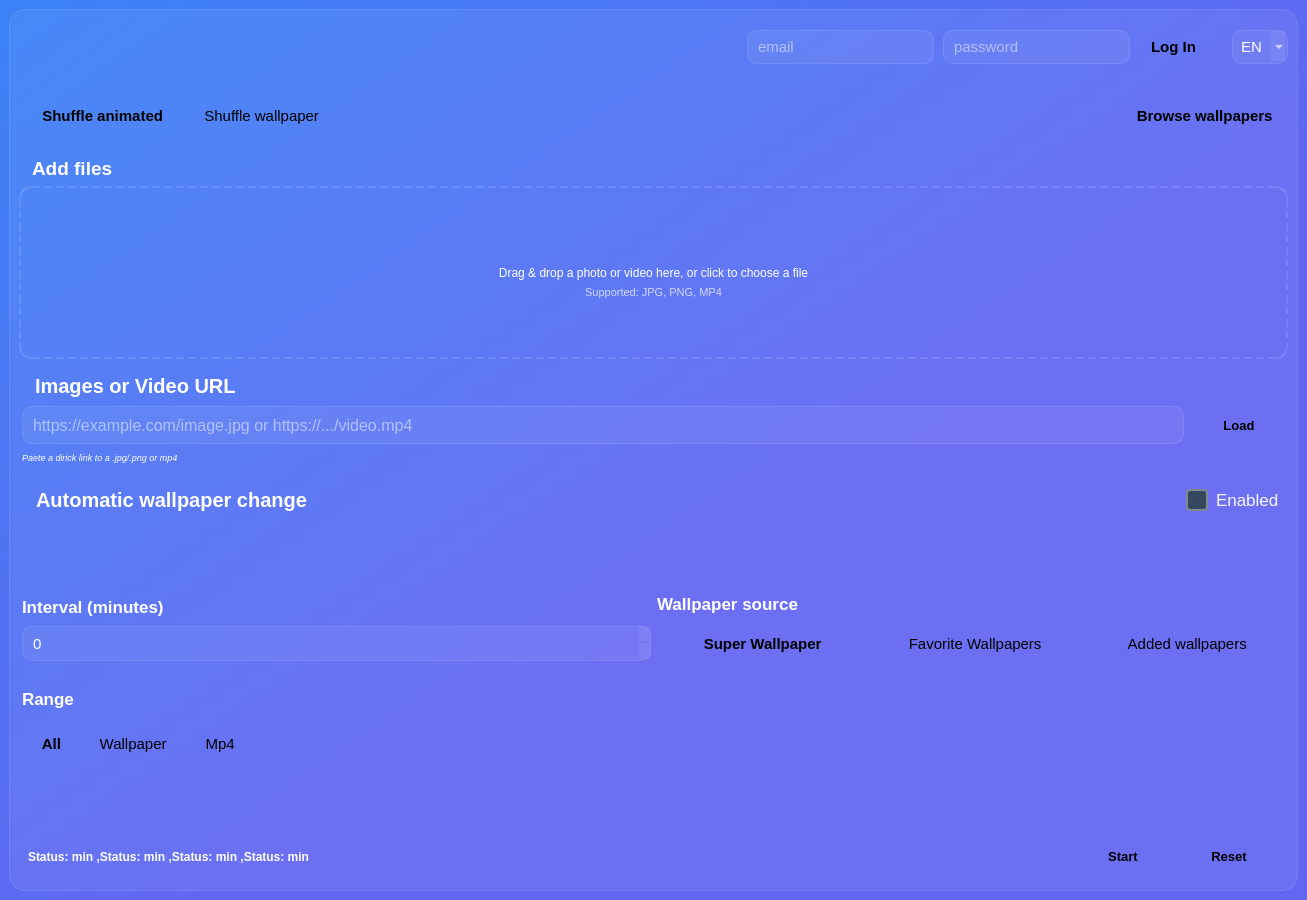
Old version of the form code/ui/main.ui in the repository Ernest-Macharia/Tepeciarnia.
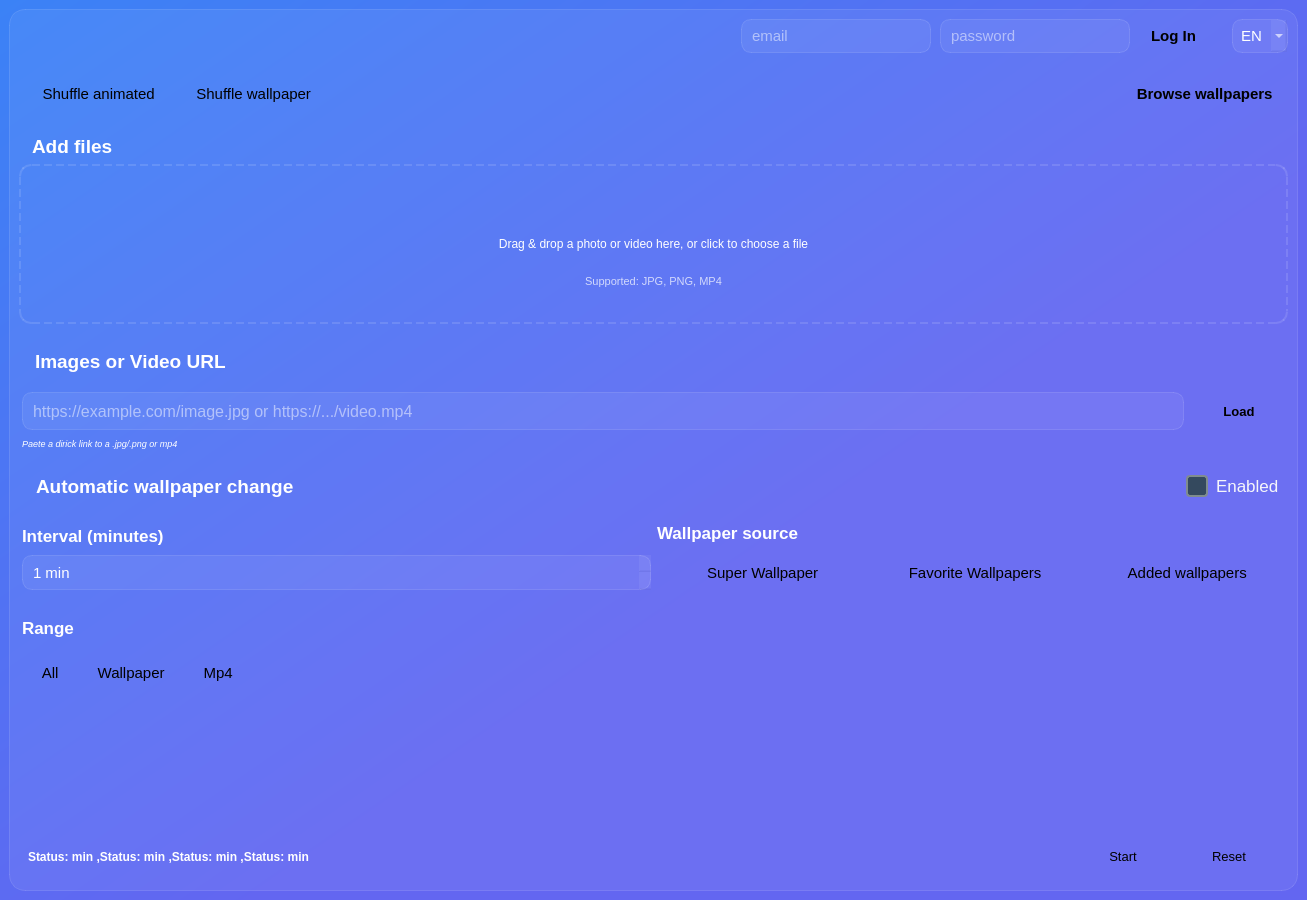
New version of the form. Icons and pictures are not drawn.

Commit message: Fix icons and drag and drop

Diff of the .ui file:
```diff
--- a/code/ui/main.ui
+++ b/code/ui/main.ui
@@ -31,6 +31,28 @@
   background: transparent;
 }
 
+/* ----------------------------------------------------
+   DEBUG BORDERS (CORRECTED)
+   ---------------------------------------------------- 
+   NOTE: Ensure your colors are valid. Added `*` to catch ALL widgets.
+*/
+* { /* Targets all widgets */
+  /* border: 1px solid rgba(255, 0, 0, 0.923); */
+}
+
+QFrame {
+  /* This rule is more specific and overrides the general QWidget border for frames */
+  /* border: 1px solid rgba(128, 0, 0, 0.892); */
+}
+
+/* QSpacer FIX: You CANNOT style a QSpacerItem with QSS */
+/* The QSpacer selector is invalid and will be ignored by Qt. 
+   To debug spacers, you must replace them with a temporary QWidget (like QFrame 
+   or QLabel) in your Python code, give that widget an objectName, and style it.
+QSpacer {
+  background-color: red; 
+}*/
+
 QFrame#uploadArea:hover {
   background: rgba(255, 255, 255, 0.04);
 }
@@ -44,53 +66,63 @@
 QPushButton {
   border-radius: 12px;
   padding: 8px 12px;
-
+  /* Default icon size if not set in Designer */
+  icon-size: 24px 24px;
 }
 
-QPushButton.aactive {
+/* ----------------------------------------------------
+   ICON COLOR FIX: Must load a different image file per state/color
+   ---------------------------------------------------- */
+
+QPushButton[class=&quot;active&quot;] {
   background: white;
   color: #1e40af;
-  font-weight: 600;
+  font-weight: bold;
+  /* Assuming 'active' requires a different colored icon, e.g., blue */
 }
 
-QPushButton.primary {
-  background: white;
-  color: #1e40af;
-  font-weight: 600;
+QPushButton[class=&quot;primary&quot;] {
+  background: rgb(255, 255, 255);
+  color: #1e40af; 
+  font-weight: bold;
+  /* Assuming 'primary' requires a different colored icon, e.g., yellow */
 }
 
-QPushButton.danger {
+QPushButton[class=&quot;danger&quot;] {
   background: transparent;
   color: white;
-  font-weight: 600;
-  border: 2px solid  rgb(248, 68, 68);
+  font-weight: bold;
+  border: 2px solid rgb(248, 68, 68);
+  /* The default white icon should show well against a transparent background */
 }
-QPushButton.danger:hover {
+QPushButton[class=&quot;danger&quot;]:hover {
   background: rgb(248, 68, 68);
-  border: 2px solid  rgb(248, 68, 68);
+  border: 2px solid rgb(248, 68, 68);
 }
 
-QPushButton.deactive {
+QPushButton[class=&quot;deactive&quot;] {
   background: transparent;
   color: white;
   border: 1px solid rgba(255, 255, 255, 0.18);
 }
 
-QPushButton.deactive:hover {
+QPushButton[class=&quot;deactive&quot;]:hover {
   color: white;
   border: 1px solid rgba(255, 255, 255, 0.2);
   background-color: rgba(255, 255, 255, 0.2);
 }
 
-QPushButton.ghost:hover {
+QPushButton[class=&quot;ghost&quot;]:hover {
   border: 1px solid rgba(255, 255, 255, 0.2);
   background-color: rgba(255, 255, 255, 0.2);
+  /* Example: Change icon to a light gray version on hover */
 }
 
-QPushButton.ghost {
+QPushButton[class=&quot;ghost&quot;] {
   color: white;
   background-color: transparent;
   border: 1px solid rgba(255, 255, 255, 0.2);
+  /* Load the default white icon */
 }
 
 QLineEdit,
@@ -115,111 +147,54 @@
   padding-left: 2px;
 }
 
-/* QLineEdit#emailInput,QLineEdit#passwordInput{
-  padding: 12px;
-} */
+/* ----------------------------------------------------
+   LOGO LABEL AND QTOOLBUTTON (COMMENTED FOR CLARITY)
+   ---------------------------------------------------- */
 
-/* Targets the QLabel acting as the logo container */
 QLabel#logoLabel {
-  /* Set the size of the icon within the QLabel */
-  icon-size: 32px 32px;
-  /* Set the color for the SVG (this overrides fill=&quot;currentColor&quot;) */
   color: #f5f6fa;
-  /* Bright white/near-white */
-
-  /* Set the dynamic property defined in Designer as the actual icon source */
-  /* qproperty-icon: url(:/icons/logo_biale.svg);  */
-
-  /* Padding to create breathing room around the logo */
   padding: 5px;
   margin-right: 15px;
 }
 
-/* Add a subtle hover effect if the logo is clickable */
 QLabel#appLogoLabel:hover {
   color: #3498db;
-  /* Change logo color to blue on hover */
 }
 
-/* Load the white icon by default
-QToolButton#timerButton {
-    icon-size: 24px 24px;
-    qproperty-icon: url(assets/timer_white.png);
-    background-color: transparent;
-}
-
-Load the blue icon when hovering
-QToolButton#timerButton:hover {
-    qproperty-icon: url(assets/timer_blue.png);
-    background-color: #34495e;
-    border-radius: 5px;
-} */
-
-
 /* ----------------------------------------------------
-   QCheckBox BASE STYLES
+   QCheckBox STYLES (VALID)
    ---------------------------------------------------- */
 
 QCheckBox {
-  /* Base text color for the checkbox label */
   color: #f5f6fa;
-
-  /* Add padding/margin for spacing, especially when used in a layout */
   padding: 5px;
   spacing: 8px;
-  /* Space between the box and the text label */
 }
 
 QCheckBox::indicator {
-  /* Define the size of the clickable box area */
   width: 18px;
   height: 18px;
-
-  /* Rounded corners for the indicator box */
   border-radius: 4px;
-
-  /* Default (Unchecked) State */
   border: 2px solid #7f8c8d;
-  /* Muted gray border */
   background-color: #34495e;
-  /* Darker fill for the box */
 }
 
-/* ----------------------------------------------------
-   QCheckBox CHECKED STATE
-   ---------------------------------------------------- */
-
 QCheckBox::indicator:checked {
-  /* When checked, change the background and border to the accent color */
   border: 2px solid #3498db;
-  /* Primary Blue Border */
   background-color: #3498db;
-  /* Primary Blue Fill */
-
-  /* Set the icon/check mark inside the box */
   image: url(:/icons/check.png);
-  /* Assumes you have a white checkmark SVG/PNG in your QRC */
 }
 
-
-/* ----------------------------------------------------
-   QCheckBox INTERACTIVE STATES
-   ---------------------------------------------------- */
-
 QCheckBox::indicator:hover {
-  /* Subtle change when hovering over the indicator */
   border-color: #95a5a6;
-  /* Lighten border slightly */
 }
 
 QCheckBox::indicator:checked:hover {
-  /* Slightly darker blue on checked hover */
   background-color: #2980b9;
   border-color: #2980b9;
 }
 
 QCheckBox::indicator:disabled {
-  /* Mute the colors when the checkbox is disabled */
   background-color: #7f8c8d;
   border-color: #7f8c8d;
 }</string>
@@ -272,7 +247,7 @@
               <string/>
              </property>
              <property name="pixmap">
-              <pixmap resource="../scripts/ui/icons/icons.qrc">:/icons/logo_biale.svg</pixmap>
+              <pixmap resource="../scripts/ui/icons_resouce.qrc">:/icons/icons/logo_biale.svg</pixmap>
              </property>
              <property name="scaledContents">
               <bool>false</bool>
@@ -284,19 +259,6 @@
            </item>
           </layout>
          </item>
-         <item>
-          <spacer name="hSpacer1">
-           <property name="orientation">
-            <enum>Qt::Vertical</enum>
-           </property>
-           <property name="sizeHint" stdset="0">
-            <size>
-             <width>13</width>
-             <height>13</height>
-            </size>
-           </property>
-          </spacer>
-         </item>
          <item>
           <spacer name="horizontalSpacer">
            <property name="orientation">
@@ -329,8 +291,8 @@
               <string/>
              </property>
              <property name="icon">
-              <iconset resource="../scripts/ui/icons/icons.qrc">
-               <normaloff>:/icons/log-in.png</normaloff>:/icons/log-in.png</iconset>
+              <iconset resource="../scripts/ui/icons_resouce.qrc">
+               <normaloff>:/icons/icons/log-in.png</normaloff>:/icons/icons/log-in.png</iconset>
              </property>
              <property name="iconSize">
               <size>
@@ -407,7 +369,7 @@
               <string/>
              </property>
              <property name="pixmap">
-              <pixmap resource="../scripts/ui/icons/icons.qrc">:/icons/languages.png</pixmap>
+              <pixmap resource="../scripts/ui/icons_resouce.qrc">:/icons/icons/languages.png</pixmap>
              </property>
             </widget>
            </item>
@@ -489,8 +451,8 @@
             <property name="font">
              <font>
               <pointsize>11</pointsize>
-              <weight>75</weight>
-              <bold>true</bold>
+              <weight>50</weight>
+              <bold>false</bold>
              </font>
             </property>
             <property name="cursor">
@@ -500,8 +462,8 @@
              <string>  Shuffle animated</string>
             </property>
             <property name="icon">
-             <iconset resource="../scripts/ui/icons/icons.qrc">
-              <normaloff>:/icons/shuffle_blue.png</normaloff>:/icons/shuffle_blue.png</iconset>
+             <iconset resource="../scripts/ui/icons_resouce.qrc">
+              <normaloff>:/icons/icons/shuffle.png</normaloff>:/icons/icons/shuffle.png</iconset>
             </property>
             <property name="iconSize">
              <size>
@@ -510,7 +472,10 @@
              </size>
             </property>
             <property name="class" stdset="0">
-             <string>primary</string>
+             <string>ghost</string>
+            </property>
+            <property name="icon_name" stdset="0">
+             <string>shuffle</string>
             </property>
            </widget>
           </item>
@@ -534,8 +499,8 @@
              <string>  Shuffle wallpaper</string>
             </property>
             <property name="icon">
-             <iconset resource="../scripts/ui/icons/icons.qrc">
-              <normaloff>:/icons/shuffle.png</normaloff>:/icons/shuffle.png</iconset>
+             <iconset resource="../scripts/ui/icons_resouce.qrc">
+              <normaloff>:/icons/icons/shuffle.png</normaloff>:/icons/icons/shuffle.png</iconset>
             </property>
             <property name="iconSize">
              <size>
@@ -546,6 +511,9 @@
             <property name="class" stdset="0">
              <string>ghost</string>
             </property>
+            <property name="icon_name" stdset="0">
+             <string>shuffle</string>
+            </property>
            </widget>
           </item>
           <item>
@@ -577,8 +545,8 @@
              <string>  Browse wallpapers</string>
             </property>
             <property name="icon">
-             <iconset resource="../scripts/ui/icons/icons.qrc">
-              <normaloff>:/icons/images_blue.png</normaloff>:/icons/images_blue.png</iconset>
+             <iconset resource="../scripts/ui/icons_resouce.qrc">
+              <normaloff>:/icons/icons/images_blue.png</normaloff>:/icons/icons/images_blue.png</iconset>
             </property>
             <property name="iconSize">
              <size>
@@ -589,6 +557,9 @@
             <property name="class" stdset="0">
              <string>primary</string>
             </property>
+            <property name="icon_name" stdset="0">
+             <string>images</string>
+            </property>
            </widget>
           </item>
          </layout>
@@ -610,7 +581,7 @@
               <string/>
              </property>
              <property name="pixmap">
-              <pixmap resource="../scripts/ui/icons/icons.qrc">:/icons/upload.png</pixmap>
+              <pixmap resource="../scripts/ui/icons_resouce.qrc">:/icons/icons/upload.png</pixmap>
              </property>
             </widget>
            </item>
@@ -681,20 +652,25 @@
             </property>
             <item>
              <widget class="QFrame" name="upload_area_empty_frame">
+              <property name="acceptDrops">
+               <bool>false</bool>
+              </property>
               <layout class="QVBoxLayout" name="upload_area_empty_v_box">
-               <item>
-                <spacer name="verticalSpacer_3">
-                 <property name="orientation">
-                  <enum>Qt::Vertical</enum>
-                 </property>
-                 <property name="sizeHint" stdset="0">
-                  <size>
-                   <width>20</width>
-                   <height>40</height>
-                  </size>
-                 </property>
-                </spacer>
-               </item>
+               <property name="spacing">
+                <number>0</number>
+               </property>
+               <property name="leftMargin">
+                <number>0</number>
+               </property>
+               <property name="topMargin">
+                <number>0</number>
+               </property>
+               <property name="rightMargin">
+                <number>0</number>
+               </property>
+               <property name="bottomMargin">
+                <number>0</number>
+               </property>
                <item>
                 <widget class="QLabel" name="uploadIcon">
                  <property name="sizePolicy">
@@ -713,7 +689,7 @@
                   <string/>
                  </property>
                  <property name="pixmap">
-                  <pixmap resource="../scripts/ui/icons/icons.qrc">:/icons/upload.png</pixmap>
+                  <pixmap resource="../scripts/ui/icons_resouce.qrc">:/icons/icons/upload.png</pixmap>
                  </property>
                  <property name="scaledContents">
                   <bool>false</bool>
@@ -761,19 +737,6 @@
                  </property>
                 </widget>
                </item>
-               <item>
-                <spacer name="verticalSpacer_2">
-                 <property name="orientation">
-                  <enum>Qt::Vertical</enum>
-                 </property>
-                 <property name="sizeHint" stdset="0">
-                  <size>
-                   <width>20</width>
-                   <height>40</height>
-                  </size>
-                 </property>
-                </spacer>
-               </item>
               </layout>
              </widget>
             </item>
@@ -796,6 +759,12 @@
            <height>0</height>
           </size>
          </property>
+         <property name="maximumSize">
+          <size>
+           <width>16777215</width>
+           <height>130</height>
+          </size>
+         </property>
          <property name="frameShape">
           <enum>QFrame::NoFrame</enum>
          </property>
@@ -826,7 +795,7 @@
                <string/>
               </property>
               <property name="pixmap">
-               <pixmap resource="../scripts/ui/icons/icons.qrc">:/icons/link.png</pixmap>
+               <pixmap resource="../scripts/ui/icons_resouce.qrc">:/icons/icons/link.png</pixmap>
               </property>
              </widget>
             </item>
@@ -843,7 +812,7 @@
               </property>
               <property name="font">
                <font>
-                <pointsize>15</pointsize>
+                <pointsize>14</pointsize>
                 <weight>75</weight>
                 <bold>true</bold>
                </font>
@@ -1009,7 +978,7 @@
                <string/>
               </property>
               <property name="pixmap">
-               <pixmap resource="../scripts/ui/icons/icons.qrc">:/icons/timer.png</pixmap>
+               <pixmap resource="../scripts/ui/icons_resouce.qrc">:/icons/icons/timer.png</pixmap>
               </property>
               <property name="scaledContents">
                <bool>false</bool>
@@ -1026,7 +995,7 @@
               </property>
               <property name="font">
                <font>
-                <pointsize>15</pointsize>
+                <pointsize>14</pointsize>
                 <weight>75</weight>
                 <bold>true</bold>
                </font>
@@ -1069,19 +1038,6 @@
          </layout>
         </widget>
        </item>
-       <item>
-        <spacer name="verticalSpacer">
-         <property name="orientation">
-          <enum>Qt::Vertical</enum>
-         </property>
-         <property name="sizeHint" stdset="0">
-          <size>
-           <width>20</width>
-           <height>40</height>
-          </size>
-         </property>
-        </spacer>
-       </item>
        <item>
         <widget class="QFrame" name="source_n_interval_frame">
          <property name="sizePolicy">
@@ -1161,11 +1117,20 @@
               <property name="frame">
                <bool>false</bool>
               </property>
+              <property name="readOnly">
+               <bool>false</bool>
+              </property>
+              <property name="suffix">
+               <string> min</string>
+              </property>
+              <property name="minimum">
+               <number>1</number>
+              </property>
               <property name="maximum">
-               <number>999999</number>
+               <number>999</number>
               </property>
               <property name="singleStep">
-               <number>5</number>
+               <number>1</number>
               </property>
              </widget>
             </item>
@@ -1200,8 +1165,8 @@
                 <property name="font">
                  <font>
                   <pointsize>11</pointsize>
-                  <weight>75</weight>
-                  <bold>true</bold>
+                  <weight>50</weight>
+                  <bold>false</bold>
                  </font>
                 </property>
                 <property name="cursor">
@@ -1214,11 +1179,14 @@
                  <string>  Super Wallpaper</string>
                 </property>
                 <property name="icon">
-                 <iconset resource="../scripts/ui/icons/icons.qrc">
-                  <normaloff>:/icons/sparkles_blue.png</normaloff>:/icons/sparkles_blue.png</iconset>
+                 <iconset resource="../scripts/ui/icons_resouce.qrc">
+                  <normaloff>:/icons/icons/sparkles.png</normaloff>:/icons/icons/sparkles.png</iconset>
                 </property>
                 <property name="class" stdset="0">
-                 <string>primary</string>
+                 <string>ghost</string>
+                </property>
+                <property name="icon_name" stdset="0">
+                 <string>sparkles</string>
                 </property>
                </widget>
               </item>
@@ -1236,12 +1204,15 @@
                  <string>  Favorite Wallpapers</string>
                 </property>
                 <property name="icon">
-                 <iconset resource="../scripts/ui/icons/icons.qrc">
-                  <normaloff>:/icons/heart.png</normaloff>:/icons/heart.png</iconset>
+                 <iconset resource="../scripts/ui/icons_resouce.qrc">
+                  <normaloff>:/icons/icons/heart.png</normaloff>:/icons/icons/heart.png</iconset>
                 </property>
                 <property name="class" stdset="0">
                  <string>ghost</string>
                 </property>
+                <property name="icon_name" stdset="0">
+                 <string>heart</string>
+                </property>
                </widget>
               </item>
               <item>
@@ -1255,12 +1226,15 @@
                  <string>  Added wallpapers</string>
                 </property>
                 <property name="icon">
-                 <iconset resource="../scripts/ui/icons/icons.qrc">
-                  <normaloff>:/icons/circle-plus.png</normaloff>:/icons/circle-plus.png</iconset>
+                 <iconset resource="../scripts/ui/icons_resouce.qrc">
+                  <normaloff>:/icons/icons/circle_plus.png</normaloff>:/icons/icons/circle_plus.png</iconset>
                 </property>
                 <property name="class" stdset="0">
                  <string>ghost</string>
                 </property>
+                <property name="icon_name" stdset="0">
+                 <string>circle_plus</string>
+                </property>
                </widget>
               </item>
              </layout>
@@ -1335,8 +1309,8 @@
                 <property name="font">
                  <font>
                   <pointsize>11</pointsize>
-                  <weight>75</weight>
-                  <bold>true</bold>
+                  <weight>50</weight>
+                  <bold>false</bold>
                  </font>
                 </property>
                 <property name="cursor">
@@ -1346,8 +1320,8 @@
                  <string>  All</string>
                 </property>
                 <property name="icon">
-                 <iconset resource="../scripts/ui/icons/icons.qrc">
-                  <normaloff>:/icons/wallpaper_blue.png</normaloff>:/icons/wallpaper_blue.png</iconset>
+                 <iconset resource="../scripts/ui/icons_resouce.qrc">
+                  <normaloff>:/icons/icons/wallpaper.png</normaloff>:/icons/icons/wallpaper.png</iconset>
                 </property>
                 <property name="iconSize">
                  <size>
@@ -1356,7 +1330,10 @@
                  </size>
                 </property>
                 <property name="class" stdset="0">
-                 <string>primary</string>
+                 <string>ghost</string>
+                </property>
+                <property name="icon_name" stdset="0">
+                 <string>wallpaper</string>
                 </property>
                </widget>
               </item>
@@ -1374,8 +1351,8 @@
                  <string>  Wallpaper</string>
                 </property>
                 <property name="icon">
-                 <iconset resource="../scripts/ui/icons/icons.qrc">
-                  <normaloff>:/icons/film.png</normaloff>:/icons/film.png</iconset>
+                 <iconset resource="../scripts/ui/icons_resouce.qrc">
+                  <normaloff>:/icons/icons/film.png</normaloff>:/icons/icons/film.png</iconset>
                 </property>
                 <property name="iconSize">
                  <size>
@@ -1386,6 +1363,9 @@
                 <property name="class" stdset="0">
                  <string>ghost</string>
                 </property>
+                <property name="icon_name" stdset="0">
+                 <string>film</string>
+                </property>
                </widget>
               </item>
               <item>
@@ -1402,8 +1382,8 @@
                  <string>  Mp4</string>
                 </property>
                 <property name="icon">
-                 <iconset resource="../scripts/ui/icons/icons.qrc">
-                  <normaloff>:/icons/film.png</normaloff>:/icons/film.png</iconset>
+                 <iconset resource="../scripts/ui/icons_resouce.qrc">
+                  <normaloff>:/icons/icons/film.png</normaloff>:/icons/icons/film.png</iconset>
                 </property>
                 <property name="iconSize">
                  <size>
@@ -1414,6 +1394,9 @@
                 <property name="class" stdset="0">
                  <string>ghost</string>
                 </property>
+                <property name="icon_name" stdset="0">
+                 <string>film</string>
+                </property>
                </widget>
               </item>
               <item>
@@ -1437,10 +1420,7 @@
         </widget>
        </item>
        <item>
-        <layout class="QHBoxLayout" name="start_reset_layout"/>
-       </item>
-       <item>
-        <spacer name="verticalSpacer_10">
+        <spacer name="verticalSpacer">
          <property name="orientation">
           <enum>Qt::Vertical</enum>
          </property>
@@ -1493,8 +1473,8 @@
             <property name="font">
              <font>
               <pointsize>10</pointsize>
-              <weight>75</weight>
-              <bold>true</bold>
+              <weight>50</weight>
+              <bold>false</bold>
              </font>
             </property>
             <property name="cursor">
@@ -1504,7 +1484,7 @@
              <string>Start</string>
             </property>
             <property name="class" stdset="0">
-             <string>primary</string>
+             <string>ghost</string>
             </property>
            </widget>
           </item>
@@ -1519,8 +1499,8 @@
             <property name="font">
              <font>
               <pointsize>10</pointsize>
-              <weight>75</weight>
-              <bold>true</bold>
+              <weight>50</weight>
+              <bold>false</bold>
              </font>
             </property>
             <property name="cursor">
```
Left out of the diff: 2 changed lines with no effect on the pictures. The commit also changes 10 other files.
